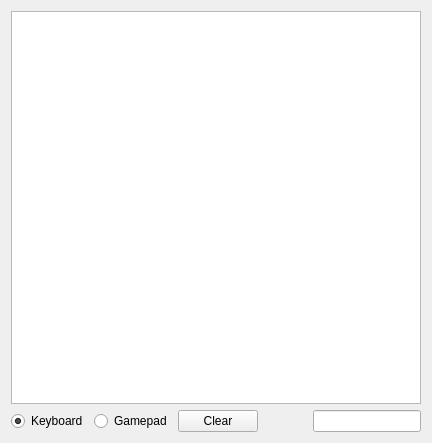
Above: Libretro/mgba/src/platform/qt/ShortcutView.ui from kiddreads/Avalon-copy2 before the change. Below: the same form after it.
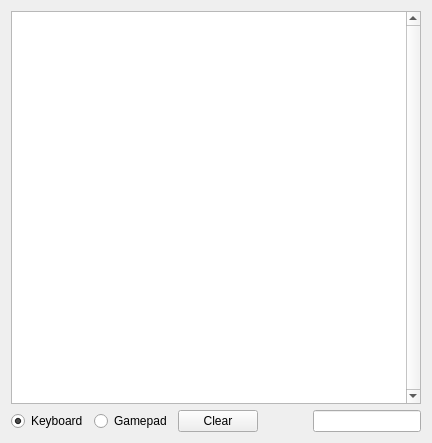
That is the form after the change. Custom widgets are drawn as their Qt base class.

```diff
--- a/Libretro/mgba/src/platform/qt/ShortcutView.ui
+++ b/Libretro/mgba/src/platform/qt/ShortcutView.ui
@@ -16,6 +16,9 @@
   <layout class="QVBoxLayout" name="verticalLayout">
    <item>
     <widget class="QTreeView" name="shortcutTable">
+     <property name="verticalScrollBarPolicy">
+      <enum>Qt::ScrollBarAlwaysOn</enum>
+     </property>
      <attribute name="headerDefaultSectionSize">
       <number>120</number>
      </attribute>
```
